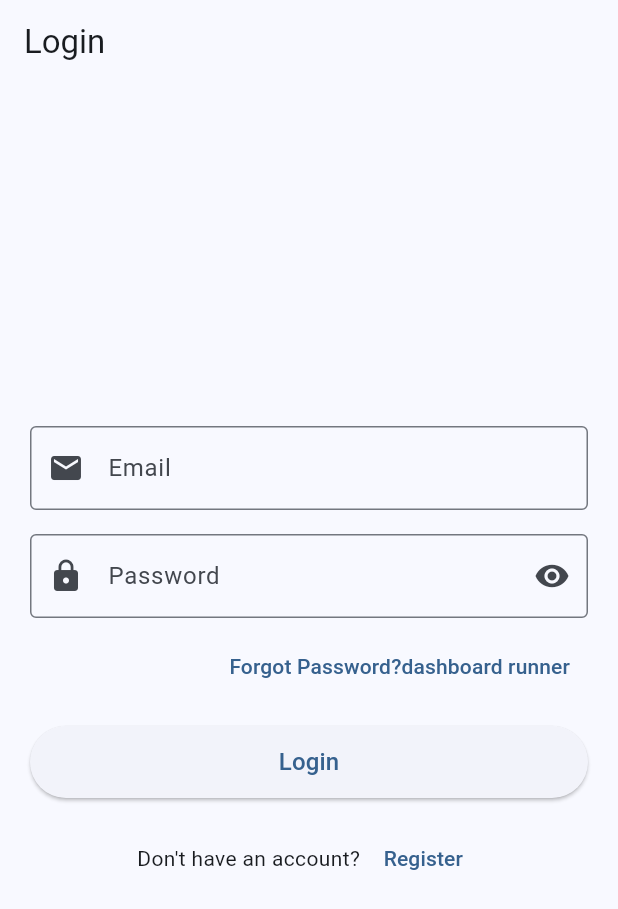
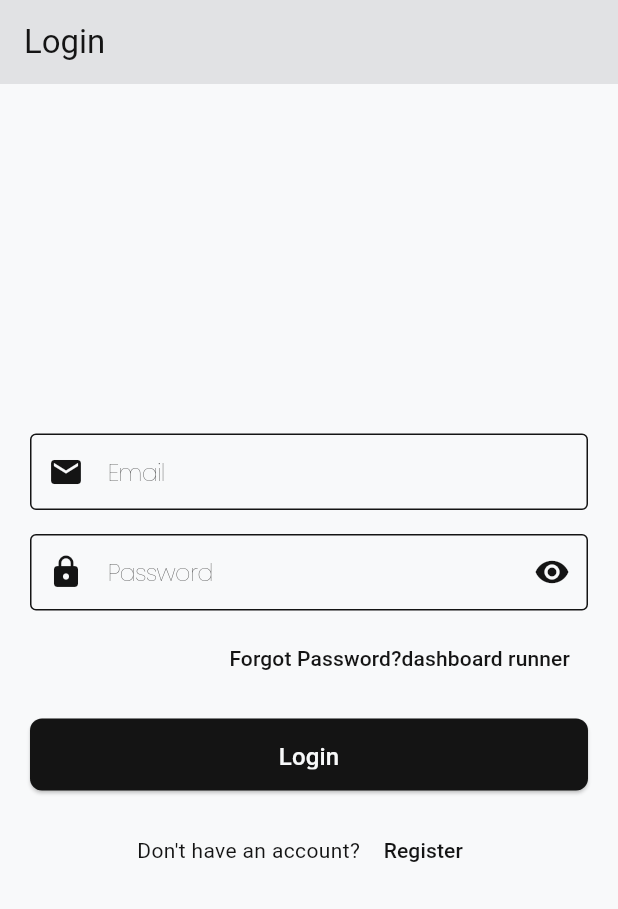
Before and after one commit to YiVon123/RunnerSOS, a Flutter app: the screen it shows after launch, on a phone screen of 412 x 824 dp. Shown: the top 909 px of the screen. Run offline on Flutter 3.47's test engine with Material 3 defaults, Android fonts, the phone set to English and light mode, and no system bars; our stand-ins replace cloud_firestore, firebase_auth, firebase_core, google_fonts, shared_preferences; accounts and stored records are empty.

Commit message:
app theme and homepage

```diff
--- a/lib/main.dart
+++ b/lib/main.dart
@@ -1,10 +1,6 @@
 import 'package:flutter/material.dart';
 import 'package:firebase_core/firebase_core.dart';
-import 'package:runner_sos/ui/auth/email_verification_screen.dart';
-import 'package:runner_sos/ui/auth/login_screen.dart';
-import 'package:runner_sos/ui/auth/register_screen.dart';
-import 'package:runner_sos/ui/runner/runner_dashboard.dart';
-import 'package:runner_sos/ui/staff/staff_dashboard.dart';
+import 'package:runner_sos/utils/app_themes.dart';
 import 'package:runner_sos/viewmodels/profile_provider.dart';
 import 'firebase_options.dart';
 import 'package:provider/provider.dart';
@@ -30,19 +26,9 @@ class MyApp extends StatelessWidget {
       ],
       child: MaterialApp(
         debugShowCheckedModeBanner: false,
-        theme: ThemeData(
-          colorScheme: ColorScheme.fromSeed(seedColor: Colors.blue),
-          useMaterial3: true,
-        ),
+        theme: AppThemes.light,
         initialRoute: AppRoutes.login,
-        routes: {
-          AppRoutes.login: (context) => const LoginScreen(),
-          AppRoutes.register: (context) => const RegisterScreen(),
-          AppRoutes.emailVerification: (context) =>
-              const EmailVerificationScreen(), // NEW
-          AppRoutes.runnerDashboard: (context) => const RunnerDashboard(),
-          AppRoutes.staffDashboard: (context) => const StaffDashboard(),
-        },
+        onGenerateRoute: AppRouter.generateRoute,
       ),
     );
   }
--- a/lib/routes/app_router.dart
+++ b/lib/routes/app_router.dart
@@ -1,9 +1,10 @@
 import 'package:flutter/material.dart';
 import 'package:runner_sos/routes/app_routes.dart';
+import 'package:runner_sos/ui/auth/email_verification_screen.dart';
 import '../ui/auth/login_screen.dart';
 import '../ui/auth/register_screen.dart';
-import '../ui/runner/runner_dashboard.dart';
-import '../ui/staff/staff_dashboard.dart';
+import '../ui/runner/runner_homepage.dart';
+import '../ui/staff/staff_homepage.dart';
 
 class AppRouter {
   static Route<dynamic> generateRoute(RouteSettings settings) {
@@ -14,11 +15,16 @@ class AppRouter {
       case AppRoutes.register:
         return MaterialPageRoute(builder: (_) => const RegisterScreen());
 
+      case AppRoutes.emailVerification:
+        return MaterialPageRoute(
+          builder: (_) => const EmailVerificationScreen(),
+        );
+
       case AppRoutes.runnerDashboard:
-        return MaterialPageRoute(builder: (_) => const RunnerDashboard());
+        return MaterialPageRoute(builder: (_) => const RunnerHomepage());
 
       case AppRoutes.staffDashboard:
-        return MaterialPageRoute(builder: (_) => const StaffDashboard());
+        return MaterialPageRoute(builder: (_) => const StaffHomepage());
       default:
         return MaterialPageRoute(
           builder: (_) =>
--- /dev/null
+++ b/lib/utils/app_colors.dart
@@ -0,0 +1,9 @@
+import 'package:flutter/material.dart';
+
+class AppColors {
+  static const Color background = Color(0xFFF8F9FA);
+  static const Color light = Color(0xFFE1E2E4);
+  static const Color medium = Color(0xFFB2B6BA);
+  static const Color button = Color(0xFF141414);
+  static const Color sos = Color(0xFF800000);
+}
--- /dev/null
+++ b/lib/utils/app_textstyles.dart
@@ -0,0 +1,40 @@
+import 'package:flutter/widgets.dart';
+import 'package:google_fonts/google_fonts.dart';
+
+class AppTextstyles {
+  static TextStyle h1 = GoogleFonts.poppins(
+    fontSize: 32,
+    fontWeight: FontWeight.w700,
+    height: 1.2,
+    letterSpacing: -0.5,
+  );
+
+  static TextStyle h2 = GoogleFonts.poppins(
+    fontSize: 26,
+    fontWeight: FontWeight.w500,
+    height: 1.2,
+    letterSpacing: -0.5,
+  );
+
+  static TextStyle h3 = GoogleFonts.poppins(
+    fontSize: 22,
+    fontWeight: FontWeight.w400,
+    height: 1.2,
+    letterSpacing: -0.5,
+  );
+
+  static TextStyle h4 = GoogleFonts.poppins(
+    fontSize: 16,
+    fontWeight: FontWeight.w200,
+    height: 1.2,
+    letterSpacing: -0.5,
+  );
+
+  static TextStyle withColor(TextStyle style, Color color) {
+    return style.copyWith(color: color);
+  }
+
+  static TextStyle withWeight(TextStyle style, FontWeight weight) {
+    return style.copyWith(fontWeight: weight);
+  }
+}
--- /dev/null
+++ b/lib/utils/app_themes.dart
@@ -0,0 +1,38 @@
+import 'package:flutter/material.dart';
+import 'package:runner_sos/utils/app_colors.dart';
+import 'package:runner_sos/utils/app_textstyles.dart';
+
+class AppThemes {
+  static final light = ThemeData(
+    useMaterial3: true,
+    textTheme: TextTheme(
+      headlineLarge: AppTextstyles.h1,
+      headlineMedium: AppTextstyles.h2,
+      headlineSmall: AppTextstyles.h3,
+      bodyLarge: AppTextstyles.h4,
+      //.....
+    ),
+    colorScheme: ColorScheme(
+      brightness: Brightness.light,
+      primary: AppColors.button,
+      onPrimary: AppColors.background,
+      secondary: AppColors.sos,
+      onSecondary: AppColors.background,
+      error: Colors.red,
+      onError: AppColors.background,
+      surface: AppColors.light,
+      onSurface: AppColors.button,
+    ),
+
+    scaffoldBackgroundColor: AppColors.background,
+
+    elevatedButtonTheme: ElevatedButtonThemeData(
+      style: ElevatedButton.styleFrom(
+        backgroundColor: AppColors.button,
+        foregroundColor: AppColors.background,
+        padding: const EdgeInsets.symmetric(vertical: 14, horizontal: 24),
+        shape: RoundedRectangleBorder(borderRadius: BorderRadius.circular(8)),
+      ),
+    ),
+  );
+}
--- a/pubspec.yaml
+++ b/pubspec.yaml
@@ -36,6 +36,7 @@ dependencies:
   uuid: ^4.0.0
   provider: ^6.1.5
   shared_preferences: ^2.2.2
+  google_fonts: ^6.3.2
 
   # The following adds the Cupertino Icons font to your application.
   # Use with the CupertinoIcons class for iOS style icons.
```
Also changed, not shown: lib/ui/runner/runner_dashboard.dart (deleted, +0 -26 lines), lib/ui/runner/runner_homepage.dart (added, +31 -0 lines), lib/ui/staff/staff_dashboard.dart (deleted, +0 -26 lines), lib/ui/staff/staff_homepage.dart (added, +31 -0 lines), lib/widgets/common/app_page.dart (added, +50 -0 lines), lib/widgets/common/runner_bottom_nav.dart (added, +29 -0 lines), lib/widgets/common/staff_bottom_nav.dart (added, +28 -0 lines), pubspec.lock, 1 other file.
